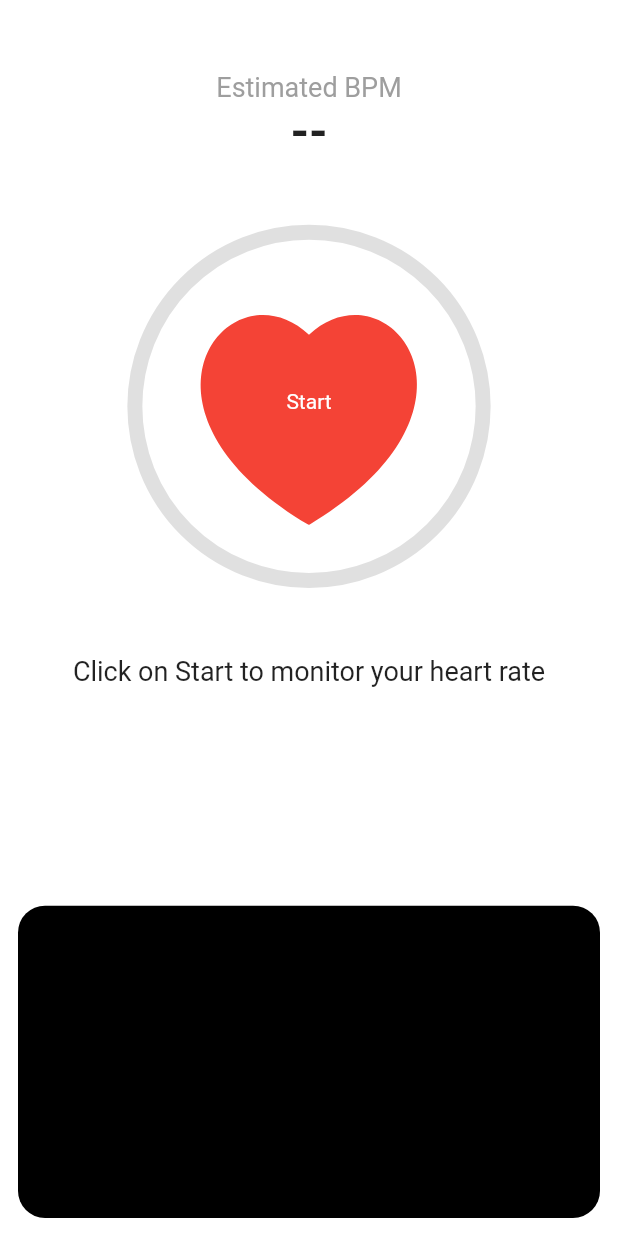
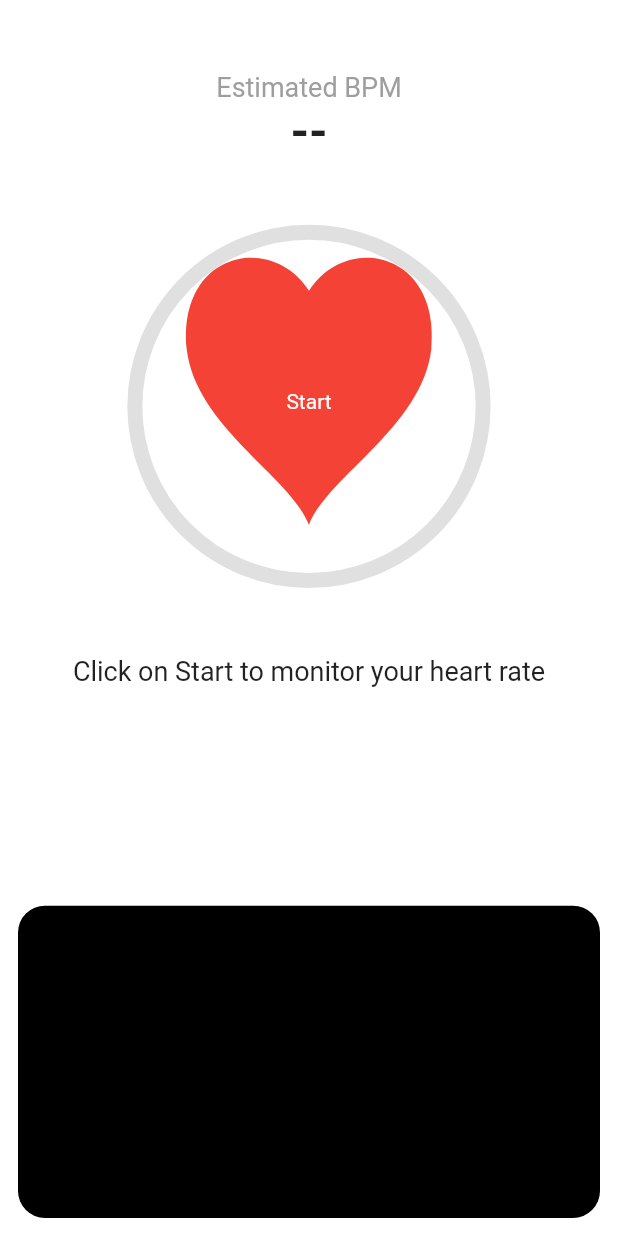
Before and after one commit to Bhumil73/heart_rate_monitor, a Flutter app: the screen it shows after launch, on a phone screen of 412 x 824 dp. Run offline on Flutter 3.47's test engine with Material 2 defaults, Android fonts, the phone set to English and light mode, and no system bars; our stand-ins replace camera, charts_flutter, wakelock.

Commit message:
refactor(ui): Perfected Heart Clipper Shape

```diff
--- a/lib/heartClipper.dart
+++ b/lib/heartClipper.dart
@@ -6,12 +6,21 @@ class HeartClipper extends CustomClipper<Path> {
     double width = size.width;
     double height = size.height;
     Path path = Path();
-    path.moveTo(0.5 * width, height * 0.35);
-    path.cubicTo(0.2 * width, height * 0.1, -0.25 * width, height * 0.6,
-        0.5 * width, height);
-    path.moveTo(0.5 * width, height * 0.35);
-    path.cubicTo(0.8 * width, height * 0.1, 1.25 * width, height * 0.6,
-        0.5 * width, height);
+
+    path.moveTo(width / 2, height / 5);
+
+    // Upper left path
+    path.cubicTo(5 * width / 14, 0, 0, height / 15, width / 28, 2 * height / 5);
+
+    // Lower left path
+    path.cubicTo(width / 14, 2 * height / 3, 3 * width / 7, 5 * height / 6, width / 2, height);
+
+    // Lower right path
+    path.cubicTo(4 * width / 7, 5 * height / 6, 13 * width / 14, 2 * height / 3, 27 * width / 28, 2 * height / 5);
+
+    // Upper right path
+    path.cubicTo(width, height / 15, 9 * width / 14, 0, width / 2, height / 5);
+
     return path;
   }
 
```
